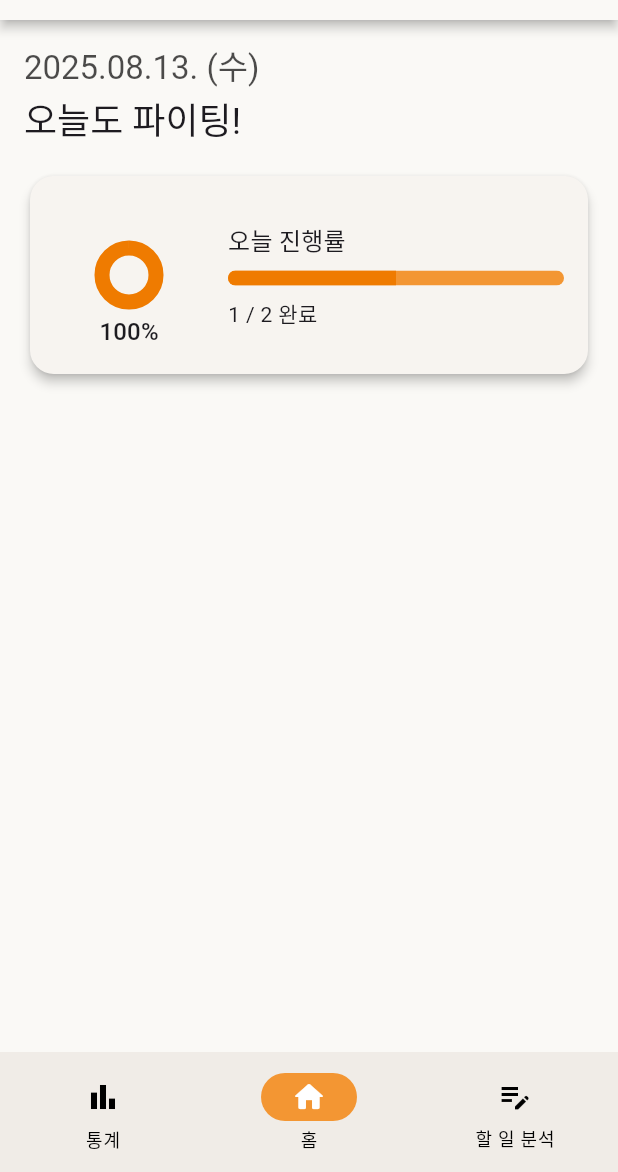
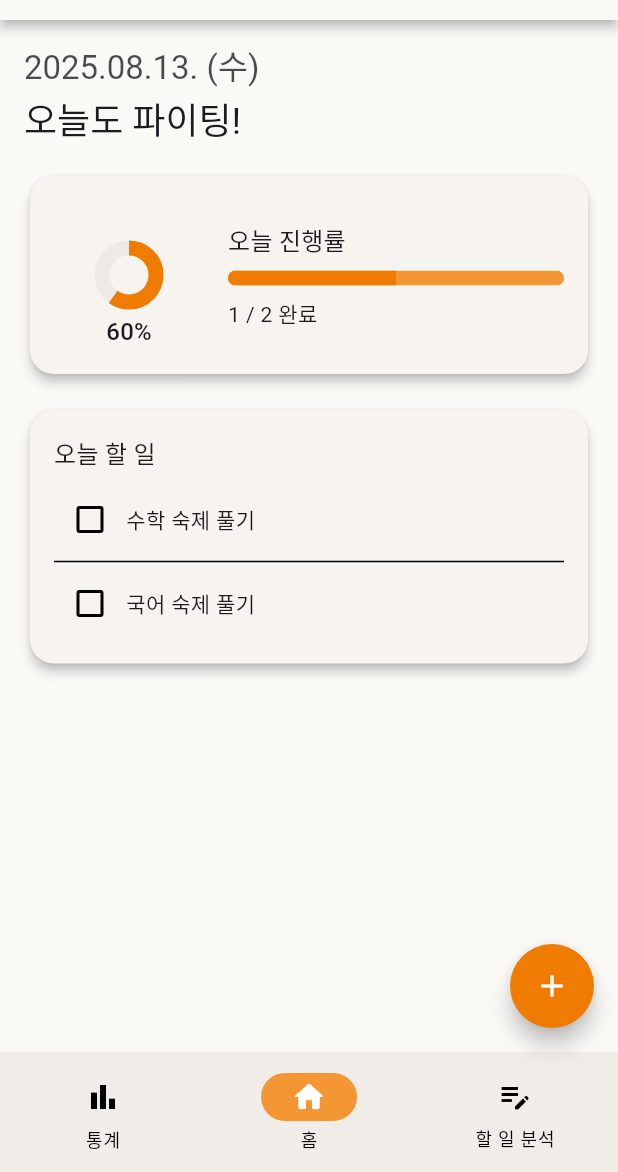
Before and after one commit to Carmel1215/TaskTune, a Flutter app: the screen it shows after launch, on a phone screen of 412 x 824 dp, the part 64-1236 px from its top. Run offline on Flutter 3.47's test engine with Material 3 defaults, Android fonts, the light colour scheme and no system bars.

Commit message:
feat: 오늘의 할 일 카드 추가

```diff
--- /dev/null
+++ b/lib/models/task_item.dart
@@ -0,0 +1,12 @@
+class TaskItem {
+  final String id;
+  final String title;
+  final double fatiue;
+  bool done;
+  TaskItem({
+    required this.id,
+    required this.title,
+    required this.fatiue,
+    this.done = false,
+  });
+}
--- a/lib/screens/home_screen.dart
+++ b/lib/screens/home_screen.dart
@@ -1,4 +1,6 @@
 import 'package:flutter/material.dart';
+import 'package:tasktune/models/task_item.dart';
+import 'package:tasktune/services/today_task_service.dart';
 
 class HomeScreen extends StatelessWidget {
   const HomeScreen({super.key});
@@ -12,11 +14,11 @@ class HomeScreen extends StatelessWidget {
           crossAxisAlignment: CrossAxisAlignment.stretch,
           children: [
             HeadSection(),
-            SummaryCard(
-              fatigue: 1.0,
-              done: 1,
-              total: 2,
+            TodaySummaryCard(fatigue: 0.6, done: 1, total: 2),
+            SizedBox(
+              height: 16,
             ),
+            TodayTaskCard(),
           ],
         ),
       ),
@@ -58,12 +60,12 @@ class HeadSection extends StatelessWidget {
   }
 }
 
-class SummaryCard extends StatelessWidget {
+class TodaySummaryCard extends StatelessWidget {
   final double fatigue;
   final int done;
   final int total;
 
-  const SummaryCard({
+  const TodaySummaryCard({
     super.key,
     required this.fatigue,
     required this.done,
@@ -139,3 +141,119 @@ class SummaryCard extends StatelessWidget {
     );
   }
 }
+
+class TodayTaskCard extends StatefulWidget {
+  const TodayTaskCard({super.key});
+
+  @override
+  State<TodayTaskCard> createState() => _TodayTaskCardState();
+}
+
+class _TodayTaskCardState extends State<TodayTaskCard> {
+  late Future<List<TaskItem>> _future;
+  final _service = TodayTaskService();
+
+  @override
+  void initState() {
+    super.initState();
+    _future = _service.fetchToday();
+  }
+
+  Future<void> _refresh() async {
+    setState(() => _future = _service.fetchToday());
+    await _future;
+  }
+
+  @override
+  Widget build(BuildContext context) {
+    final text = Theme.of(context).textTheme;
+
+    return Card(
+      elevation: 3,
+      shape: RoundedRectangleBorder(borderRadius: BorderRadius.circular(16)),
+      child: Padding(
+        padding: const EdgeInsets.all(16),
+        child: FutureBuilder<List<TaskItem>>(
+          future: _future,
+          builder: (context, snap) {
+            if (snap.connectionState == ConnectionState.waiting) {
+              return const Center(
+                child: SizedBox.square(
+                  dimension: 40,
+                  child: CircularProgressIndicator(
+                    strokeWidth: 3,
+                  ),
+                ),
+              );
+            }
+            if (snap.hasError) {
+              return Column(
+                crossAxisAlignment: CrossAxisAlignment.start,
+                children: [
+                  Text('오늘 할 일', style: text.titleMedium),
+                  const SizedBox(height: 8),
+                  Text('불러오기 실패: ${snap.error}', style: text.bodySmall),
+                  const SizedBox(height: 8),
+                  FilledButton(
+                    onPressed: _refresh,
+                    child: const Text('다시 시도'),
+                  ),
+                ],
+              );
+            }
+
+            final items = snap.data!;
+            return RefreshIndicator(
+              onRefresh: _refresh,
+              child: Column(
+                crossAxisAlignment: CrossAxisAlignment.start,
+                children: [
+                  Text('오늘 할 일', style: text.titleMedium),
+                  const SizedBox(height: 8),
+                  if (items.isEmpty)
+                    const Padding(
+                      padding: EdgeInsets.symmetric(vertical: 24),
+                      child: Center(child: Text('오늘 할 일이 없어요')),
+                    )
+                  else
+                    ListView.separated(
+                      shrinkWrap: true,
+                      physics: const NeverScrollableScrollPhysics(),
+                      itemCount: items.length,
+                      separatorBuilder: (_, __) => const Divider(height: 8),
+                      itemBuilder: (context, i) {
+                        final t = items[i];
+                        return Row(
+                          children: [
+                            Checkbox(
+                              value: t.done,
+                              onChanged: (v) =>
+                                  setState(() => t.done = v ?? false),
+                            ),
+                            Expanded(
+                              child: Text(
+                                t.title,
+                                style: t.done
+                                    ? text.bodyMedium!.copyWith(
+                                        decoration: TextDecoration.lineThrough,
+                                        color: Theme.of(context)
+                                            .colorScheme
+                                            .onSurface
+                                            .withValues(alpha: 0.5),
+                                      )
+                                    : text.bodyMedium,
+                              ),
+                            ),
+                          ],
+                        );
+                      },
+                    ),
+                ],
+              ),
+            );
+          },
+        ),
+      ),
+    );
+  }
+}
--- a/lib/screens/task_review_screen.dart
+++ b/lib/screens/task_review_screen.dart
@@ -7,7 +7,7 @@ class TaskReviewScreen extends StatelessWidget {
   Widget build(BuildContext context) {
     return const SafeArea(
       child: Center(
-        child: Text('할 일 리뷰 스크린'),
+        child: Text('할 일 분석 스크린'),
       ),
     );
   }
--- /dev/null
+++ b/lib/services/today_task_service.dart
@@ -0,0 +1,11 @@
+import 'package:tasktune/models/task_item.dart';
+
+class TodayTaskService {
+  Future<List<TaskItem>> fetchToday() async {
+    await Future.delayed(const Duration(milliseconds: 400));
+    return [
+      TaskItem(id: '1', title: '수학 숙제 풀기', fatiue: 0.1),
+      TaskItem(id: '2', title: '국어 숙제 풀기', fatiue: 0.23),
+    ];
+  }
+}
--- a/lib/widgets/app_scaffold.dart
+++ b/lib/widgets/app_scaffold.dart
@@ -39,13 +39,22 @@ class _AppScaffoldState extends State<AppScaffold> {
   @override
   Widget build(BuildContext context) {
     return Scaffold(
+      floatingActionButton: FloatingActionButton(
+        onPressed: () {
+          ScaffoldMessenger.of(context).showSnackBar(
+            const SnackBar(content: Text('할 일 추가 버튼 클릭')),
+          );
+        },
+        shape: const CircleBorder(),
+        child: const Icon(Icons.add),
+      ),
       appBar: AppBar(
         title: const Text('Task Tune'),
       ),
       body: PageView(
         controller: _controller,
         onPageChanged: (i) => setState(() => _index = i),
-        physics: const NeverScrollableScrollPhysics(),
+        //physics: const NeverScrollableScrollPhysics(), // 손으로 스와이핑 막는 코드
         children: _pages,
       ),
       bottomNavigationBar: NavigationBar(
```
